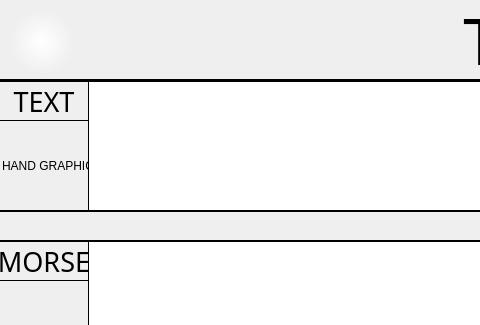
First picture: the form in MorseCodeLearner/translatorwindow.ui, repository UofU-CS3505/cs3505-assignment9-the_tigers, before the edit; both pictures show x 0 to 480 and y 0 to 325 of the 1280 by 720 pixel window.
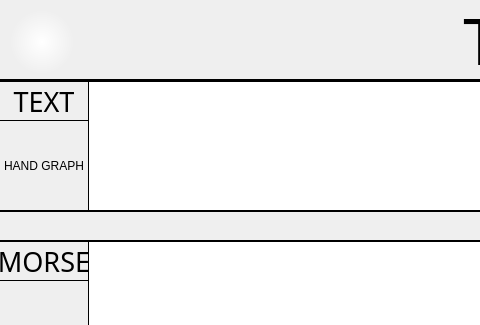
Second picture: the form after the edit.

Commit message: Updated remaining icons to new style

Patch:
```diff
--- a/MorseCodeLearner/translatorwindow.ui
+++ b/MorseCodeLearner/translatorwindow.ui
@@ -447,12 +447,15 @@
    <widget class="QLabel" name="handPlaceholder">
     <property name="geometry">
      <rect>
-      <x>-1</x>
-      <y>39</y>
-      <width>91</width>
-      <height>91</height>
+      <x>5</x>
+      <y>45</y>
+      <width>80</width>
+      <height>80</height>
      </rect>
     </property>
+    <property name="styleSheet">
+     <string notr="true">border: none;</string>
+    </property>
     <property name="text">
      <string>HAND GRAPHIC</string>
     </property>
```
Left out of the diff: 11 changed lines with no effect on the pictures. The commit also changes 22 other files.
